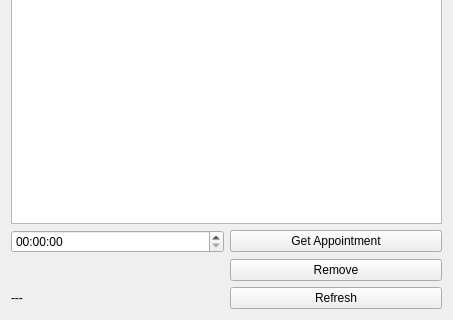
bugraonal/nEMESysLab-FWS, file FWS_client/src/appointmentsview.ui: the form before one commit; both pictures show x 0 to 453 and y 194 to 514 of the 453 by 514 pixel window.
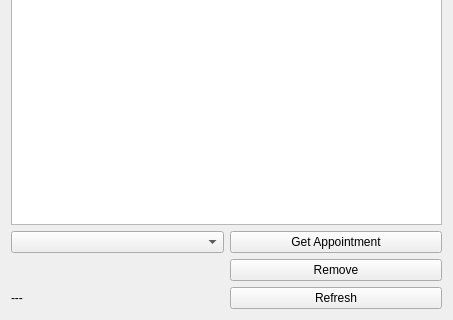
The form after the commit.

Patch:
```diff
--- a/FWS_client/src/appointmentsview.ui
+++ b/FWS_client/src/appointmentsview.ui
@@ -45,9 +45,6 @@
      </property>
     </widget>
    </item>
-   <item row="2" column="0">
-    <widget class="QTimeEdit" name="timeEdit"/>
-   </item>
    <item row="3" column="1">
     <widget class="QPushButton" name="removeAppointmentButton">
      <property name="text">
@@ -55,6 +52,9 @@
      </property>
     </widget>
    </item>
+   <item row="2" column="0">
+    <widget class="QComboBox" name="timeBox"/>
+   </item>
   </layout>
  </widget>
  <resources/>
```
